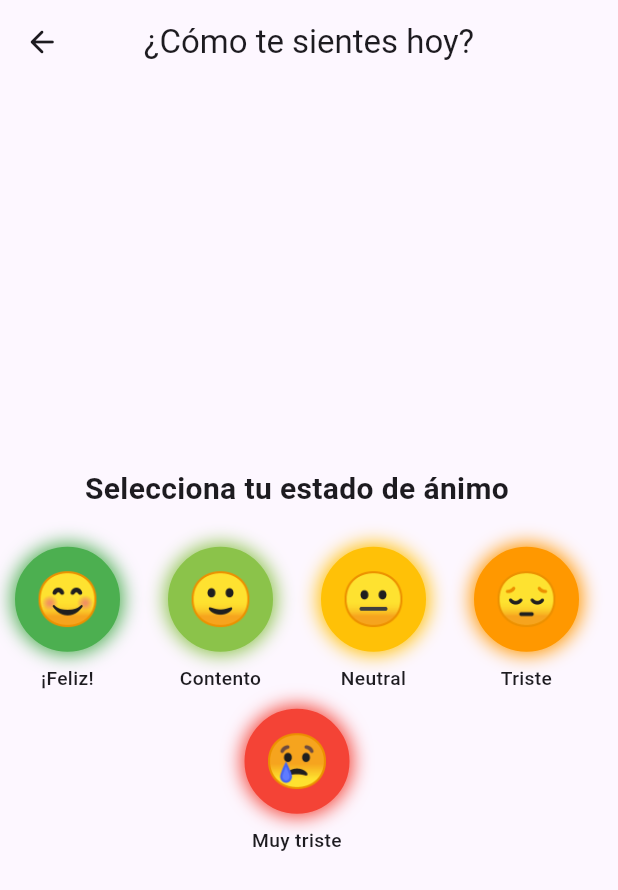
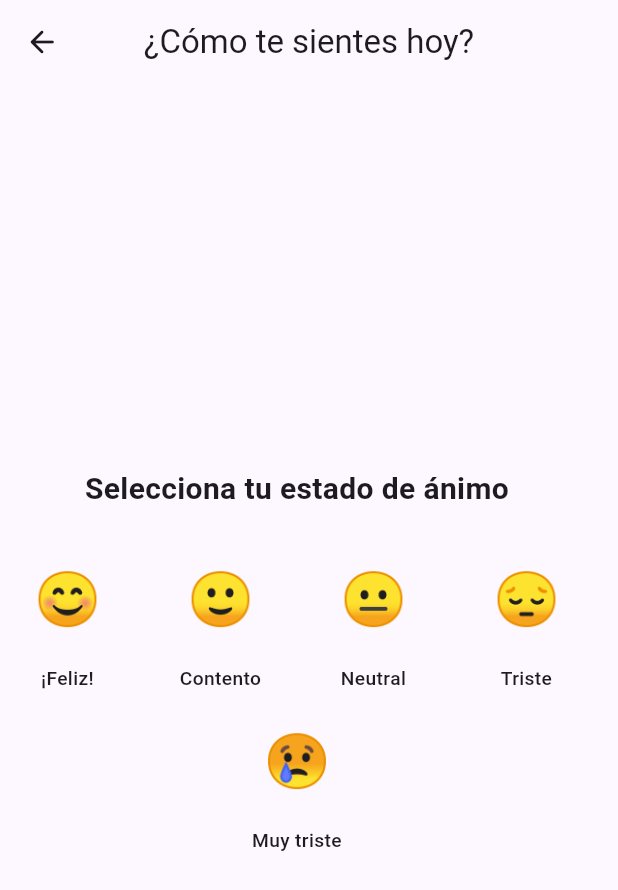
Before and after one commit to HectorZL/journal-notes, a Flutter app: the MoodPromptScreen screen opened directly, on a phone screen of 412 x 824 dp. Shown: the top 890 px of the screen. Run offline on Flutter 3.47's test engine with Material 3 defaults, Android fonts, the phone set to English and light mode, and no system bars; our stand-ins replace email_validator, flutter_riverpod, flutter_secure_storage, flutter_staggered_animations, google_fonts, shared_preferences and 2 more; accounts and stored records are empty.

Commit message:
<fix>[delete the shadow of the mood, in mood screen]: <description>
[optional body]

[optional footer(s)]

```diff
--- a/lib/ui/screens/mood_prompt_screen.dart
+++ b/lib/ui/screens/mood_prompt_screen.dart
@@ -211,21 +211,6 @@ class _MoodButtonState extends State<_MoodButton> {
           child: Container(
             width: widget.size,
             height: widget.size,
-            decoration: BoxDecoration(
-              color: widget.color.withValues(alpha: 26), // 0.1 * 255 ≈ 26
-              shape: BoxShape.circle,
-              border: Border.all(
-                color: widget.color.withValues(alpha: 77), // 0.3 * 255 ≈ 77
-                width: 2,
-              ),
-              boxShadow: [
-                BoxShadow(
-                  color: widget.color.withValues(alpha: 26), // 0.1 * 255 ≈ 26
-                  blurRadius: 10,
-                  spreadRadius: 2,
-                ),
-              ],
-            ),
             child: Center(
               child: Text(
                 widget.emoji,
```
